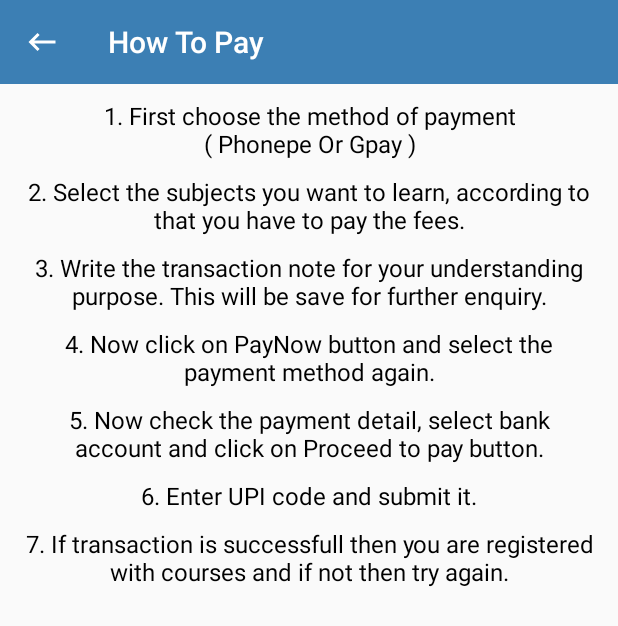
After one commit to amitthakarebi/School-Project, an Android app: the HowToPay screen opened directly, with no data from a screen before it, on a phone screen of 412 x 824 dp. The commit adds this screen. Shown: the top 626 px of the screen. Run offline under Robolectric (Android 15) with nearby library versions, the phone set to English and light mode, and no system bars.

Commit message:
Payment Icon changed and How to pay activity

```diff
--- a/app/src/main/AndroidManifest.xml
+++ b/app/src/main/AndroidManifest.xml
@@ -21,6 +21,9 @@
         android:roundIcon="@mipmap/ic_launcher_round"
         android:supportsRtl="true"
         android:theme="@style/AppTheme">
+        <activity
+            android:name=".HowToPay"
+            android:theme="@style/Theme.AppCompat.Light.NoActionBar" />
         <activity
             android:name=".ResetPassword"
             android:theme="@style/Theme.AppCompat.Light.NoActionBar" />
--- /dev/null
+++ b/app/src/main/java/com/amitthakare/sanskarschool/HowToPay.java
@@ -0,0 +1,48 @@
+package com.amitthakare.sanskarschool;
+
+import androidx.appcompat.app.ActionBarDrawerToggle;
+import androidx.appcompat.app.AppCompatActivity;
+import androidx.appcompat.widget.Toolbar;
+import androidx.drawerlayout.widget.DrawerLayout;
+
+import android.os.Bundle;
+import android.view.View;
+
+import java.util.Objects;
+
+public class HowToPay extends AppCompatActivity {
+
+    DrawerLayout drawerLayoutHowToPay;
+    Toolbar toolbarHowToPay;
+
+    @Override
+    protected void onCreate(Bundle savedInstanceState) {
+        super.onCreate(savedInstanceState);
+        setContentView(R.layout.activity_how_to_pay);
+        ini();
+    }
+
+    private void ini() {
+        drawerLayoutHowToPay = findViewById(R.id.drawerLayoutHowToPay);
+        toolbarHowToPay = findViewById(R.id.navigationToolbarHowToPay);
+
+        //---------Toolbar---------// set toolbar as action bar
+        setSupportActionBar(toolbarHowToPay);
+        Objects.requireNonNull(getSupportActionBar()).setTitle("How To Pay");
+        toolbarHowToPay.setNavigationIcon(R.drawable.ic_baseline_keyboard_backspace_24);
+        toolbarHowToPay.setTitleTextColor(getResources().getColor(R.color.white));
+
+        //--------Navigation Toggle--------//
+        ActionBarDrawerToggle toggle = new ActionBarDrawerToggle(HowToPay.this,drawerLayoutHowToPay,toolbarHowToPay,R.string.open,R.string.close);
+        toggle.setDrawerIndicatorEnabled(false);
+        toggle.setHomeAsUpIndicator(R.drawable.ic_baseline_keyboard_backspace_24);
+        toggle.setToolbarNavigationClickListener(new View.OnClickListener() {
+            @Override
+            public void onClick(View v) {
+                finish();
+            }
+        });
+        //drawerLayoutStudent.addDrawerListener(toggle);
+        toggle.syncState();
+    }
+}
--- a/app/src/main/java/com/amitthakare/sanskarschool/StudentDashboard.java
+++ b/app/src/main/java/com/amitthakare/sanskarschool/StudentDashboard.java
@@ -38,7 +38,7 @@ public class StudentDashboard extends AppCompatActivity implements NavigationVie
     NavigationView navigationViewStudent;
     Toolbar toolbarStudent;
 
-    CardView payfees,addreceipt,paidfeesdetails;
+    CardView payfees,addreceipt,paidfeesdetails,howtopay;
 
 
     @Override
@@ -114,6 +114,15 @@ public class StudentDashboard extends AppCompatActivity implements NavigationVie
             @Override
             public void onClick(View v) {
                 Intent intent = new Intent(StudentDashboard.this,PaidFeesDetail.class);
+                startActivity(intent);
+            }
+        });
+
+        howtopay = findViewById(R.id.howtopayCardView);
+        howtopay.setOnClickListener(new View.OnClickListener() {
+            @Override
+            public void onClick(View view) {
+                Intent intent = new Intent(StudentDashboard.this,HowToPay.class);
                 startActivity(intent);
             }
         });
--- /dev/null
+++ b/app/src/main/res/layout/activity_how_to_pay.xml
@@ -0,0 +1,103 @@
+<?xml version="1.0" encoding="utf-8"?>
+<androidx.drawerlayout.widget.DrawerLayout xmlns:android="http://schemas.android.com/apk/res/android"
+    xmlns:app="http://schemas.android.com/apk/res-auto"
+    xmlns:tools="http://schemas.android.com/tools"
+    android:layout_width="match_parent"
+    android:layout_height="match_parent"
+    android:id="@+id/drawerLayoutHowToPay"
+    tools:context=".HowToPay">
+
+    <LinearLayout
+        android:layout_width="match_parent"
+        android:layout_height="match_parent"
+        android:orientation="vertical">
+
+        <androidx.appcompat.widget.Toolbar
+            android:id="@+id/navigationToolbarHowToPay"
+            android:layout_width="match_parent"
+            android:layout_height="wrap_content"
+            app:navigationIcon="@drawable/ic_baseline_keyboard_backspace_24"
+            android:background="@color/blue1"
+            android:minHeight="?attr/actionBarSize"
+            android:theme="?attr/actionBarTheme" />
+
+        <TextView
+            android:layout_marginTop="10dp"
+            android:layout_width="match_parent"
+            android:layout_height="wrap_content"
+            android:textAlignment="center"
+            android:textSize="16sp"
+            android:layout_marginStart="15dp"
+            android:layout_marginEnd="15dp"
+            android:textColor="@color/black"
+            android:text="1. First choose the method of payment\n( Phonepe Or Gpay )"/>
+
+        <TextView
+            android:layout_marginTop="10dp"
+            android:layout_width="match_parent"
+            android:layout_height="wrap_content"
+            android:textAlignment="center"
+            android:textSize="16sp"
+            android:layout_marginStart="15dp"
+            android:layout_marginEnd="15dp"
+            android:textColor="@color/black"
+            android:text="2. Select the subjects you want to learn, according to that you have to pay the fees."/>
+
+        <TextView
+            android:layout_marginTop="10dp"
+            android:layout_width="match_parent"
+            android:layout_height="wrap_content"
+            android:layout_marginStart="15dp"
+            android:layout_marginEnd="15dp"
+            android:textAlignment="center"
+            android:textSize="16sp"
+            android:textColor="@color/black"
+            android:text="3. Write the transaction note for your understanding purpose. This will be save for further enquiry."/>
+
+        <TextView
+            android:layout_marginTop="10dp"
+            android:layout_width="match_parent"
+            android:layout_height="wrap_content"
+            android:layout_marginStart="15dp"
+            android:layout_marginEnd="15dp"
+            android:textAlignment="center"
+            android:textSize="16sp"
+            android:textColor="@color/black"
+            android:text="4. Now click on PayNow button and select the payment method again."/>
+
+        <TextView
+            android:layout_marginTop="10dp"
+            android:layout_width="match_parent"
+            android:layout_height="wrap_content"
+            android:layout_marginStart="15dp"
+            android:layout_marginEnd="15dp"
+            android:textAlignment="center"
+            android:textSize="16sp"
+            android:textColor="@color/black"
+            android:text="5. Now check the payment detail, select bank account and click on Proceed to pay button."/>
+
+        <TextView
+            android:layout_marginTop="10dp"
+            android:layout_width="match_parent"
+            android:layout_height="wrap_content"
+            android:layout_marginStart="15dp"
+            android:layout_marginEnd="15dp"
+            android:textAlignment="center"
+            android:textSize="16sp"
+            android:textColor="@color/black"
+            android:text="6. Enter UPI code and submit it."/>
+
+        <TextView
+            android:layout_marginTop="10dp"
+            android:layout_width="match_parent"
+            android:layout_height="wrap_content"
+            android:layout_marginStart="15dp"
+            android:layout_marginEnd="15dp"
+            android:textAlignment="center"
+            android:textSize="16sp"
+            android:textColor="@color/black"
+            android:text="7. If transaction is successfull then you are registered with courses and if not then try again."/>
+
+    </LinearLayout>
+
+</androidx.drawerlayout.widget.DrawerLayout>
--- a/app/src/main/res/layout/activity_pay_fees.xml
+++ b/app/src/main/res/layout/activity_pay_fees.xml
@@ -47,7 +47,7 @@
                     <ImageView
                         android:layout_width="match_parent"
                         android:layout_height="wrap_content"
-                        android:src="@drawable/pay_fees_logo" />
+                        android:src="@drawable/googlepay_icon" />
 
                     <TextView
                         android:layout_width="wrap_content"
@@ -79,7 +79,7 @@
                     <ImageView
                         android:layout_width="match_parent"
                         android:layout_height="wrap_content"
-                        android:src="@drawable/paid_fees_logo" />
+                        android:src="@drawable/phonepe_icon" />
 
                     <TextView
                         android:layout_width="wrap_content"
--- a/app/src/main/res/layout/activity_student_dashboard.xml
+++ b/app/src/main/res/layout/activity_student_dashboard.xml
@@ -148,6 +148,7 @@
             <androidx.cardview.widget.CardView
                 android:layout_width="0dp"
                 android:layout_height="wrap_content"
+                android:id="@+id/howtopayCardView"
                 android:layout_margin="10dp"
                 android:layout_weight="1"
                 android:elevation="10dp">
```
Also changed, not shown: app/src/main/res/drawable-hdpi/googlepay_icon.png (added), app/src/main/res/drawable-hdpi/phonepe_icon.png (added), app/src/main/res/drawable-ldpi/googlepay_icon.png (added), app/src/main/res/drawable-ldpi/phonepe_icon.png (added), app/src/main/res/drawable-mdpi/googlepay_icon.png (added), app/src/main/res/drawable-mdpi/phonepe_icon.png (added), app/src/main/res/drawable-xhdpi/googlepay_icon.png (added), app/src/main/res/drawable-xhdpi/phonepe_icon.png (added), app/src/main/res/drawable-xxhdpi/googlepay_icon.png (added), app/src/main/res/drawable-xxhdpi/phonepe_icon.png (added), app/src/main/res/drawable-xxxhdpi/googlepay_icon.png (added), app/src/main/res/drawable-xxxhdpi/phonepe_icon.png (added).
